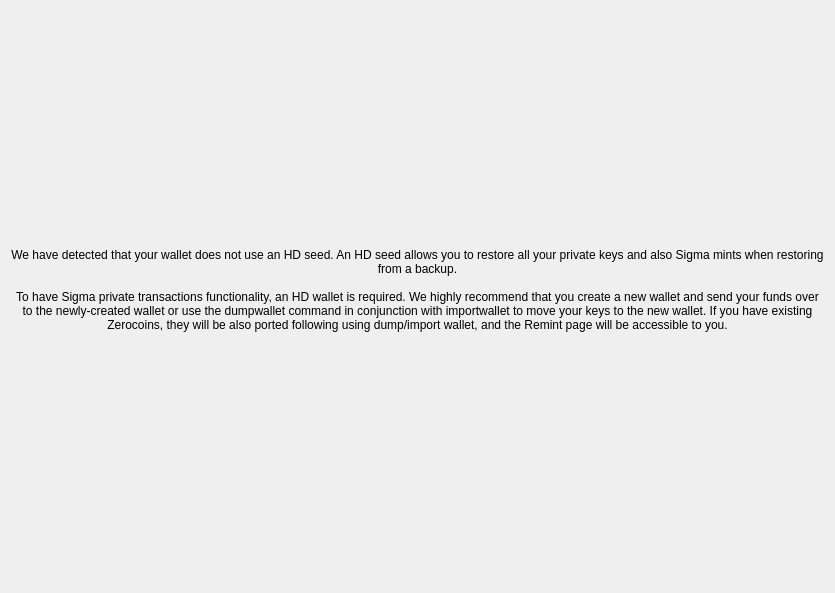
firoorg/firo, file src/qt/forms/blanksigmadialog.ui: the form before one commit.
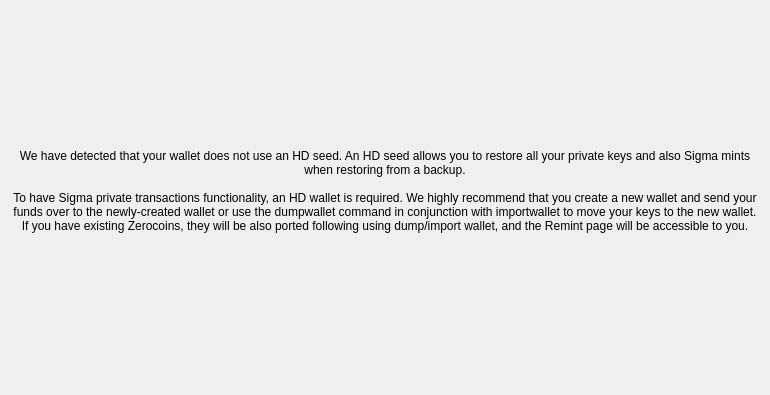
The form after the commit.

Patch:
```diff
--- a/src/qt/forms/blanksigmadialog.ui
+++ b/src/qt/forms/blanksigmadialog.ui
@@ -6,8 +6,8 @@
    <rect>
     <x>0</x>
     <y>0</y>
-    <width>835</width>
-    <height>593</height>
+    <width>770</width>
+    <height>395</height>
    </rect>
   </property>
   <layout class="QHBoxLayout" name="horizontalLayout_1">
```
